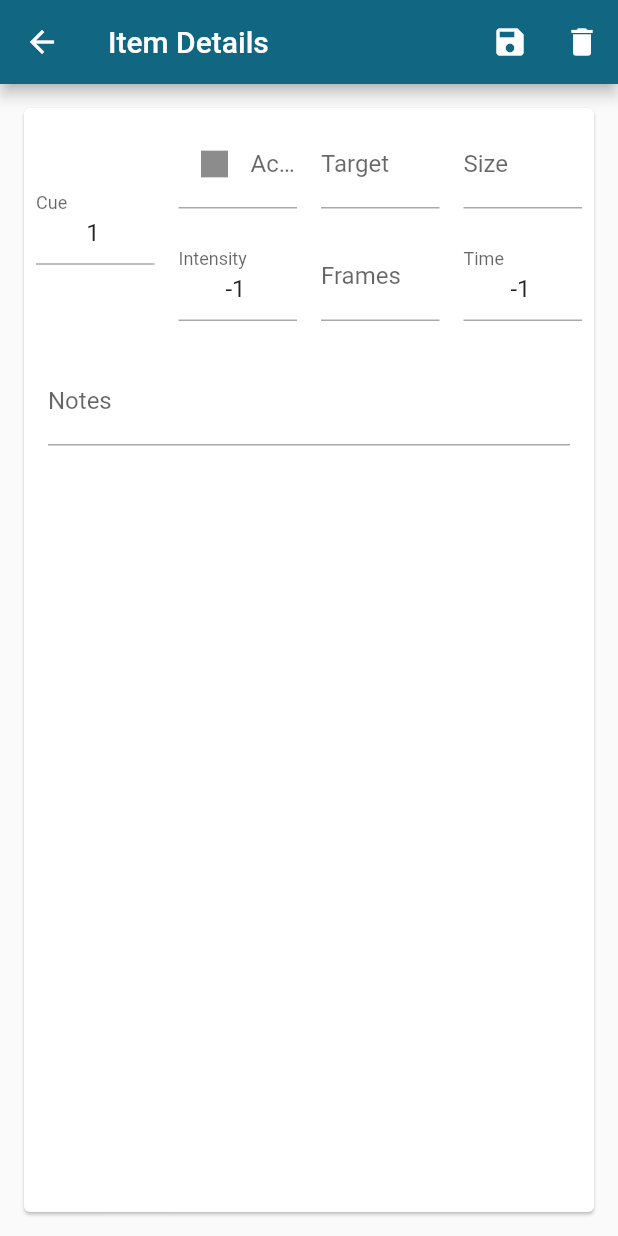
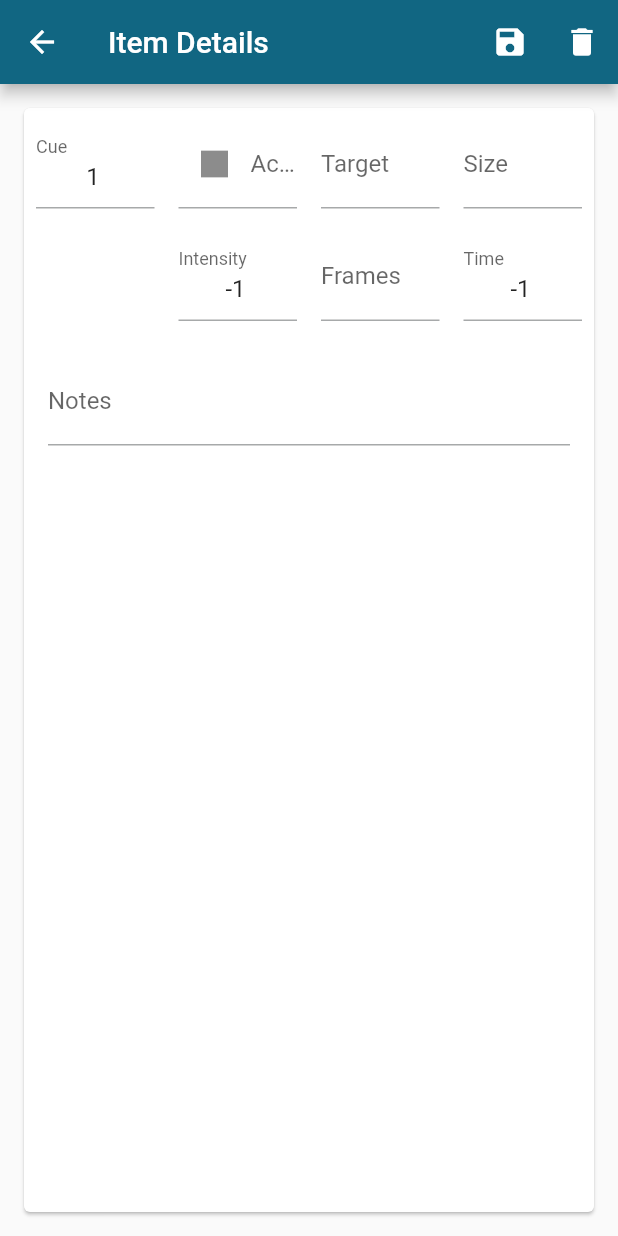
Before and after one commit to ictwill/FollowspotFlutter, a Flutter app: the screen it shows after launch, after a tap on an icon or button, on a phone screen of 412 x 824 dp. Run offline on Flutter 3.47's test engine with Material 2 defaults, Android fonts, the phone set to English and light mode, and no system bars; missing offline and left inert: window_size; generated files the repository leaves out were written again.

Commit message:
simplify editcue screen

```diff
--- a/lib/src/spots/cue_card.dart
+++ b/lib/src/spots/cue_card.dart
@@ -30,8 +30,8 @@ class CueCard extends StatelessWidget {
                 Navigator.push(
                     context,
                     MaterialPageRoute(
-                        builder: (context) =>
-                            CueEditView(spot: item.spot, cue: item)));
+                        builder: (context) => CueEditView(
+                            key: super.key, spot: item.spot, cue: item)));
               },
               child: Row(
                 crossAxisAlignment: CrossAxisAlignment.start,
--- a/lib/src/spots/cue_edit_view.dart
+++ b/lib/src/spots/cue_edit_view.dart
@@ -98,10 +98,10 @@ class _CueEditViewState extends State<CueEditView> {
               margin: const EdgeInsets.all(16.0),
               child: ListView(
                 children: [
-                  Row(
+                  Table(
                     children: [
-                      Expanded(
-                        child: Padding(
+                      TableRow(children: [
+                        Padding(
                           padding: const EdgeInsets.all(8.0),
                           child: TextField(
                               controller: numberControl,
@@ -109,12 +109,6 @@ class _CueEditViewState extends State<CueEditView> {
                                   const InputDecoration(labelText: 'Cue'),
                               textAlign: TextAlign.center),
                         ),
-                      ),
-                      Expanded(
-                        flex: 3,
-                        child: Table(
-                          children: [
-                            TableRow(children: [
                         Padding(
                           padding: const EdgeInsets.all(8.0),
                           child: TextField(
@@ -129,32 +123,33 @@ class _CueEditViewState extends State<CueEditView> {
                           padding: const EdgeInsets.all(8.0),
                           child: TextField(
                               controller: targetControl,
-                                    decoration: const InputDecoration(
-                                        labelText: 'Target')),
+                              decoration:
+                                  const InputDecoration(labelText: 'Target')),
                         ),
                         Padding(
                           padding: const EdgeInsets.all(8.0),
                           child: TextField(
                               controller: sizeControl,
-                                    decoration: const InputDecoration(
-                                        labelText: 'Size')),
+                              decoration:
+                                  const InputDecoration(labelText: 'Size')),
                         ),
                       ]),
                       TableRow(children: [
+                        const Spacer(),
                         Padding(
                           padding: const EdgeInsets.all(8.0),
                           child: TextField(
                               controller: intensityControl,
-                                    decoration: const InputDecoration(
-                                        labelText: 'Intensity'),
+                              decoration:
+                                  const InputDecoration(labelText: 'Intensity'),
                               textAlign: TextAlign.center),
                         ),
                         Padding(
                           padding: const EdgeInsets.all(8.0),
                           child: TextField(
                               controller: framesControl,
-                                    decoration: const InputDecoration(
-                                        labelText: 'Frames')),
+                              decoration:
+                                  const InputDecoration(labelText: 'Frames')),
                         ),
                         Padding(
                           padding: const EdgeInsets.all(8.0),
@@ -166,9 +161,6 @@ class _CueEditViewState extends State<CueEditView> {
                           ),
                         ),
                       ]),
-                          ],
-                        ),
-                      )
                     ],
                   ),
                   Row(
--- a/lib/src/spots/spot_view.dart
+++ b/lib/src/spots/spot_view.dart
@@ -2,6 +2,7 @@ import 'package:flutter/material.dart';
 import 'package:followspot_application_1/src/models/show_model.dart';
 import 'package:followspot_application_1/src/spots/cue_edit_view.dart';
 import 'package:provider/provider.dart';
+import 'package:uuid/uuid.dart';
 
 import '../settings/settings_view.dart';
 import '../models/cue.dart';
@@ -14,6 +15,7 @@ class SpotView extends StatelessWidget {
   });
 
   static const routeName = '/';
+  final uuid = const Uuid();
 
   @override
   Widget build(BuildContext context) {
@@ -21,7 +23,19 @@ class SpotView extends StatelessWidget {
       appBar: AppBar(
         title: const Text('Sample Items'),
         actions: [
-          IconButton(onPressed: () {}, icon: const Icon(Icons.add)),
+          IconButton(
+              onPressed: () {
+                Navigator.push(
+                  context,
+                  MaterialPageRoute(
+                    builder: (context) => CueEditView(
+                        key: super.key,
+                        spot: 1,
+                        cue: Cue(id: uuid.v4(), spot: 1)),
+                  ),
+                );
+              },
+              icon: const Icon(Icons.add)),
           IconButton(
             icon: const Icon(Icons.settings),
             onPressed: () {
```
Also changed, not shown: lib/src/models/show_model.dart (+3 -4 lines). Lines whose indentation alone changed are shown as unchanged.
